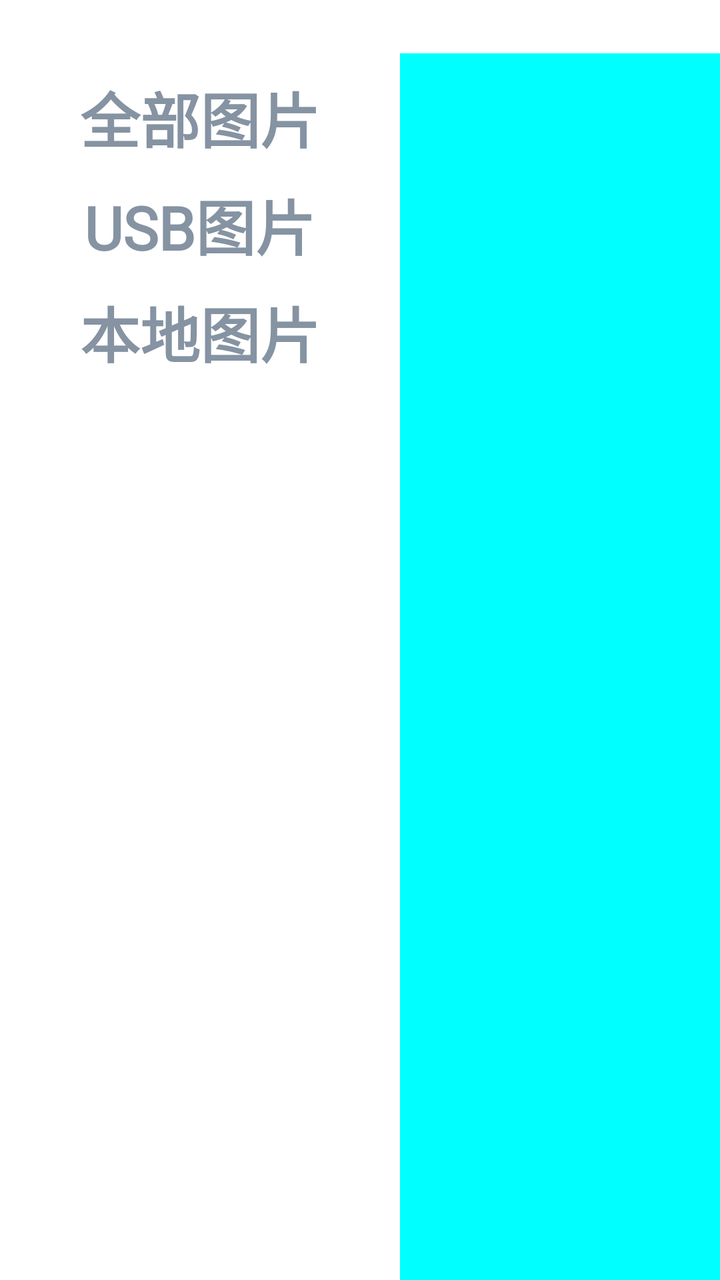
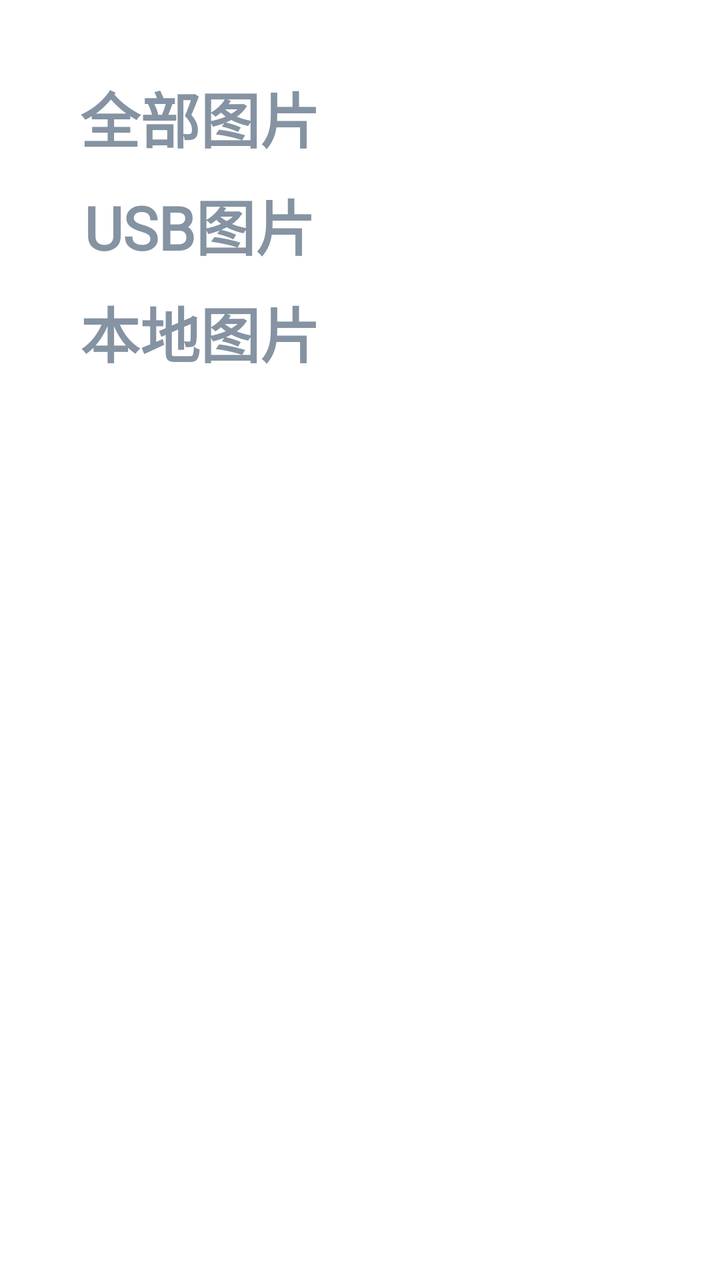

Two renders of the same Android screen: before a commit and after it. Below are the layout's source before the change and the commit's diff.
<!-- AndroidManifest.xml: application theme AppTheme -->
<!-- res/layout/activity_main.xml -->
<?xml version="1.0" encoding="utf-8"?>
<LinearLayout xmlns:android="http://schemas.android.com/apk/res/android"
    android:orientation="horizontal"
    android:layout_width="match_parent"
    android:layout_height="match_parent"
    android:paddingTop="80px">

    <LinearLayout
        android:layout_width="200dp"
        android:layout_height="match_parent"
        android:orientation="vertical"
        android:gravity="center_horizontal">

        <TextView
            android:id="@+id/tv_all_picture"
            android:layout_width="wrap_content"
            android:layout_height="wrap_content"
            android:textColor="@color/color_8593A2"
            android:textSize="30sp"
            android:textStyle="bold"
            android:fontFamily="@font/alibabapuhuiti_3_65_medium"
            android:layout_marginTop="10dp"
            android:text="全部图片" />

        <TextView
            android:id="@+id/tv_usb_picture"
            android:layout_width="wrap_content"
            android:layout_height="wrap_content"
            android:textColor="@color/color_8593A2"
            android:textSize="30sp"
            android:textStyle="bold"
            android:fontFamily="@font/alibabapuhuiti_3_65_medium"
            android:layout_marginTop="10dp"
            android:text="USB图片" />

        <TextView
            android:id="@+id/tv_local_picture"
            android:layout_width="wrap_content"
            android:layout_height="wrap_content"
            android:textColor="@color/color_8593A2"
            android:textSize="30sp"
            android:textStyle="bold"
            android:fontFamily="@font/alibabapuhuiti_3_65_medium"
            android:layout_marginTop="10dp"
            android:text="本地图片" />

    </LinearLayout>

    <androidx.recyclerview.widget.RecyclerView
        android:layout_width="match_parent"
        android:layout_height="match_parent"
        android:background="#00FFFF"/>


</LinearLayout>
<!-- resources referenced by this layout -->
<resources>
  <color name="color_8593A2">#8593A2</color>
  <style name="AppTheme" parent="Theme.AppCompat.Light.NoActionBar">
  
          <item name="colorPrimary">@color/color_transparent</item>
          <item name="colorPrimaryDark">@color/color_transparent</item>
          <item name="colorAccent">@color/color_transparent</item>
          <item name="android:windowBackground">@color/white</item>
  
          <item name="android:windowTranslucentNavigation">false</item>
          <item name="android:windowTranslucentStatus">false</item>
          <item name="android:windowIsTranslucent">false</item>
  
          <item name="android:windowAnimationStyle">@style/Animation</item>
  
      </style>
  <color name="color_transparent">#00000000</color>
  <color name="white">#FFFFFFFF</color>
  <style name="Animation">
          <item name="android:activityOpenEnterAnimation">@null</item>
          <item name="android:activityOpenExitAnimation">@null</item>
          <item name="android:activityCloseEnterAnimation">@null</item>
          <item name="android:activityCloseExitAnimation">@null</item>
          <item name="android:taskOpenEnterAnimation">@null</item>
          <item name="android:taskOpenExitAnimation">@null</item>
          <item name="android:taskCloseEnterAnimation">@null</item>
          <item name="android:taskCloseExitAnimation">@null</item>
          <item name="android:taskToFrontEnterAnimation">@null</item>
          <item name="android:taskToFrontExitAnimation">@null</item>
          <item name="android:taskToBackEnterAnimation">@null</item>
          <item name="android:taskToBackExitAnimation">@null</item>
      </style>
</resources>

<!-- the commit's change to res/layout/activity_main.xml (unified diff, before → after) -->
@@ -1,55 +1,58 @@
 <?xml version="1.0" encoding="utf-8"?>
 <LinearLayout xmlns:android="http://schemas.android.com/apk/res/android"
-    android:orientation="horizontal"
+    xmlns:app="http://schemas.android.com/apk/res-auto"
     android:layout_width="match_parent"
     android:layout_height="match_parent"
+    android:orientation="horizontal"
     android:paddingTop="80px">
 
     <LinearLayout
         android:layout_width="200dp"
         android:layout_height="match_parent"
-        android:orientation="vertical"
-        android:gravity="center_horizontal">
+        android:gravity="center_horizontal"
+        android:orientation="vertical">
 
         <TextView
             android:id="@+id/tv_all_picture"
             android:layout_width="wrap_content"
             android:layout_height="wrap_content"
+            android:layout_marginTop="10dp"
+            android:fontFamily="@font/alibabapuhuiti_3_65_medium"
+            android:text="全部图片"
             android:textColor="@color/color_8593A2"
             android:textSize="30sp"
-            android:textStyle="bold"
-            android:fontFamily="@font/alibabapuhuiti_3_65_medium"
-            android:layout_marginTop="10dp"
-            android:text="全部图片" />
+            android:textStyle="bold" />
 
         <TextView
             android:id="@+id/tv_usb_picture"
             android:layout_width="wrap_content"
             android:layout_height="wrap_content"
+            android:layout_marginTop="10dp"
+            android:fontFamily="@font/alibabapuhuiti_3_65_medium"
+            android:text="USB图片"
             android:textColor="@color/color_8593A2"
             android:textSize="30sp"
-            android:textStyle="bold"
-            android:fontFamily="@font/alibabapuhuiti_3_65_medium"
-            android:layout_marginTop="10dp"
-            android:text="USB图片" />
+            android:textStyle="bold" />
 
         <TextView
             android:id="@+id/tv_local_picture"
             android:layout_width="wrap_content"
             android:layout_height="wrap_content"
+            android:layout_marginTop="10dp"
+            android:fontFamily="@font/alibabapuhuiti_3_65_medium"
+            android:text="本地图片"
             android:textColor="@color/color_8593A2"
             android:textSize="30sp"
-            android:textStyle="bold"
-            android:fontFamily="@font/alibabapuhuiti_3_65_medium"
-            android:layout_marginTop="10dp"
-            android:text="本地图片" />
+            android:textStyle="bold" />
 
     </LinearLayout>
 
+
     <androidx.recyclerview.widget.RecyclerView
+        android:id="@+id/rv_picture"
         android:layout_width="match_parent"
         android:layout_height="match_parent"
-        android:background="#00FFFF"/>
+        android:orientation="vertical" />
 
 
 </LinearLayout>
